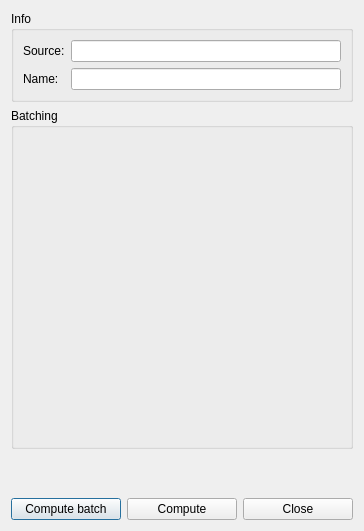
The window that designer_ui_files/createEvokedDialogUi.ui (cibr-jyu/meggie) describes before a commit, drawn with Qt 5.
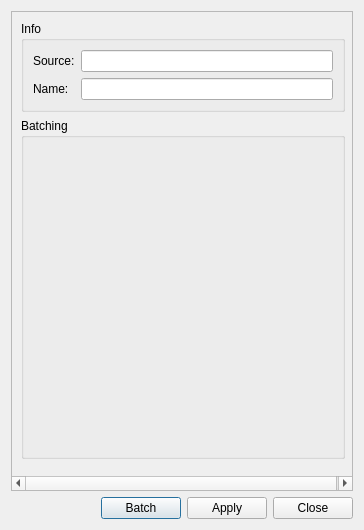
The same window after the commit.

```diff
--- a/designer_ui_files/createEvokedDialogUi.ui
+++ b/designer_ui_files/createEvokedDialogUi.ui
@@ -7,13 +7,66 @@
     <x>0</x>
     <y>0</y>
     <width>364</width>
-    <height>531</height>
+    <height>530</height>
    </rect>
   </property>
   <property name="windowTitle">
    <string>Create evoked</string>
   </property>
   <layout class="QGridLayout" name="gridLayout">
+   <item row="2" column="0">
+    <layout class="QHBoxLayout" name="horizontalLayoutButtons">
+     <item>
+      <spacer name="horizontalSpacer">
+       <property name="orientation">
+        <enum>Qt::Horizontal</enum>
+       </property>
+       <property name="sizeHint" stdset="0">
+        <size>
+         <width>40</width>
+         <height>20</height>
+        </size>
+       </property>
+      </spacer>
+     </item>
+     <item>
+      <widget class="QPushButton" name="pushButtonComputeBatch">
+       <property name="text">
+        <string>Batch</string>
+       </property>
+      </widget>
+     </item>
+     <item>
+      <widget class="QPushButton" name="pushButtonCompute">
+       <property name="text">
+        <string>Apply</string>
+       </property>
+      </widget>
+     </item>
+     <item>
+      <widget class="QPushButton" name="pushButtonClose">
+       <property name="text">
+        <string>Close</string>
+       </property>
+      </widget>
+     </item>
+    </layout>
+   </item>
+   <item row="0" column="0">
+    <widget class="QScrollArea" name="scrollArea">
+     <property name="widgetResizable">
+      <bool>true</bool>
+     </property>
+     <widget class="QWidget" name="scrollAreaWidgetContents">
+      <property name="geometry">
+       <rect>
+        <x>0</x>
+        <y>0</y>
+        <width>344</width>
+        <height>479</height>
+       </rect>
+      </property>
+      <layout class="QGridLayout" name="gridLayout_2">
    <item row="1" column="0">
     <widget class="QGroupBox" name="groupBoxBatching">
      <property name="title">
@@ -45,31 +98,6 @@
      </layout>
     </widget>
    </item>
-   <item row="3" column="0">
-    <layout class="QHBoxLayout" name="horizontalLayoutButtons">
-     <item>
-      <widget class="QPushButton" name="pushButtonComputeBatch">
-       <property name="text">
-        <string>Compute batch</string>
-       </property>
-      </widget>
-     </item>
-     <item>
-      <widget class="QPushButton" name="pushButtonCompute">
-       <property name="text">
-        <string>Compute</string>
-       </property>
-      </widget>
-     </item>
-     <item>
-      <widget class="QPushButton" name="pushButtonClose">
-       <property name="text">
-        <string>Close</string>
-       </property>
-      </widget>
-     </item>
-    </layout>
-   </item>
    <item row="0" column="0">
     <widget class="QGroupBox" name="groupBoxInfo">
      <property name="title">
@@ -115,6 +143,10 @@
       </size>
      </property>
     </spacer>
+       </item>
+      </layout>
+     </widget>
+    </widget>
    </item>
   </layout>
  </widget>
```
Lines whose indentation alone changed are shown as unchanged.
